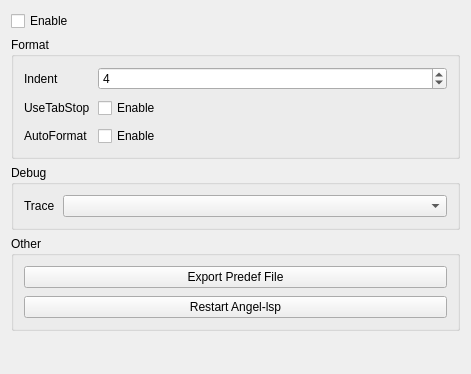
Old version of the form src/settings/lspsettingdialog.ui in the repository Wing-summer/WingHexExplorer2.
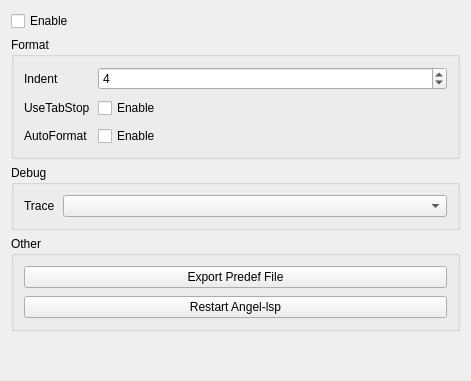
New version of the form.

Diff of the .ui file:
```diff
--- a/src/settings/lspsettingdialog.ui
+++ b/src/settings/lspsettingdialog.ui
@@ -7,7 +7,7 @@
     <x>0</x>
     <y>0</y>
     <width>471</width>
-    <height>374</height>
+    <height>381</height>
    </rect>
   </property>
   <property name="windowTitle">
```
Left out of the diff: 2 changed lines with no effect on the pictures.
